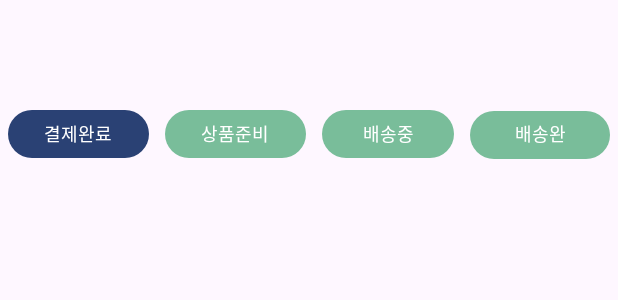
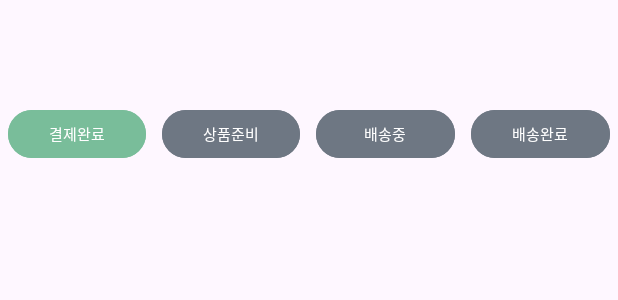
Before and after one commit to APPSCHOOL2-Android/FinalProject-ShoppingMallService-team6, an Android app: the layout fragment_my_page_seller_product_state.xml on its own in the app's theme, with its tools: preview values and no code run, on a phone screen of 412 x 824 dp. Shown: the top 300 px of the screen. Run offline under Robolectric (Android 15) with nearby library versions, the light colour scheme and no system bars.

Commit message:
[Design]판매/배송화면
판매/배송화면에서 버튼을 클릭 시 클릭 되는 버튼과 선택되지 않은 버튼들의 색상이 변하는 로직을 구현

```diff
--- a/KeepGardeningProject_seller/app/src/main/res/layout/fragment_my_page_seller_product_state.xml
+++ b/KeepGardeningProject_seller/app/src/main/res/layout/fragment_my_page_seller_product_state.xml
@@ -15,14 +15,16 @@
     <LinearLayout
         android:weightSum="4"
         android:layout_width="match_parent"
-        android:layout_height="90dp"
+        android:layout_height="50dp"
         android:orientation="horizontal">
 
 
+        <!--결제완료가 선택된 것이 디폴트이므로, 결제완료의 색상은 녹색으로 설정-->
+
         <com.google.android.material.button.MaterialButton
-            android:theme = "@style/Theme.Material3.DynamicColors.DayNight"
+            android:backgroundTint="@color/colorPrimary"
             android:id = "@+id/button_seller_product_paid"
-            android:textSize = "@dimen/text_size_12"
+            android:textSize="@dimen/text_size_10"
             android:layout_weight="1"
             android:layout_width="wrap_content"
             android:layout_height="40dp"
@@ -30,8 +32,9 @@
             android:layout_margin="5dp"/>
 
         <com.google.android.material.button.MaterialButton
+            android:backgroundTint="@color/gray"
             android:id = "@+id/button_seller_product_ready"
-            android:textSize = "@dimen/text_size_12"
+            android:textSize = "10sp"
             android:layout_weight="1"
             android:layout_width="wrap_content"
             android:layout_height="40dp"
@@ -39,8 +42,9 @@
             android:layout_margin="5dp"/>
 
         <com.google.android.material.button.MaterialButton
+            android:backgroundTint="@color/gray"
             android:id = "@+id/button_seller_product_delivery"
-            android:textSize = "@dimen/text_size_12"
+            android:textSize = "10sp"
             android:layout_weight="1"
             android:layout_width="wrap_content"
             android:layout_height="40dp"
@@ -48,8 +52,9 @@
             android:layout_margin="5dp"/>
 
         <com.google.android.material.button.MaterialButton
+            android:backgroundTint="@color/gray"
             android:id = "@+id/button_seller_product_delivered"
-            android:textSize = "@dimen/text_size_12"
+            android:textSize = "10sp"
             android:layout_weight="1"
             android:layout_width="wrap_content"
             android:layout_height="40dp"
```
Also changed, not shown: KeepGardeningProject_seller/app/src/main/java/com/test/keepgardeningproject_seller/MainActivity.kt (+2 -0 lines), KeepGardeningProject_seller/app/src/main/java/com/test/keepgardeningproject_seller/UI/MyPageSellerProductState/MyPageSellerProductStateFragment.kt (+78 -15 lines).
